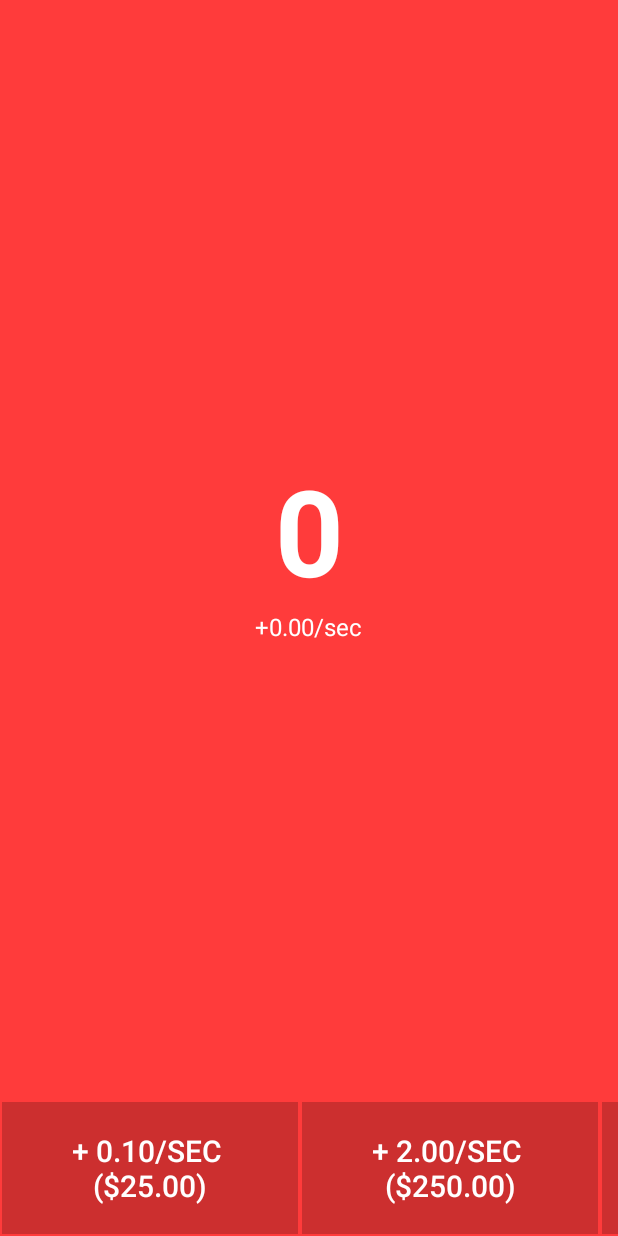
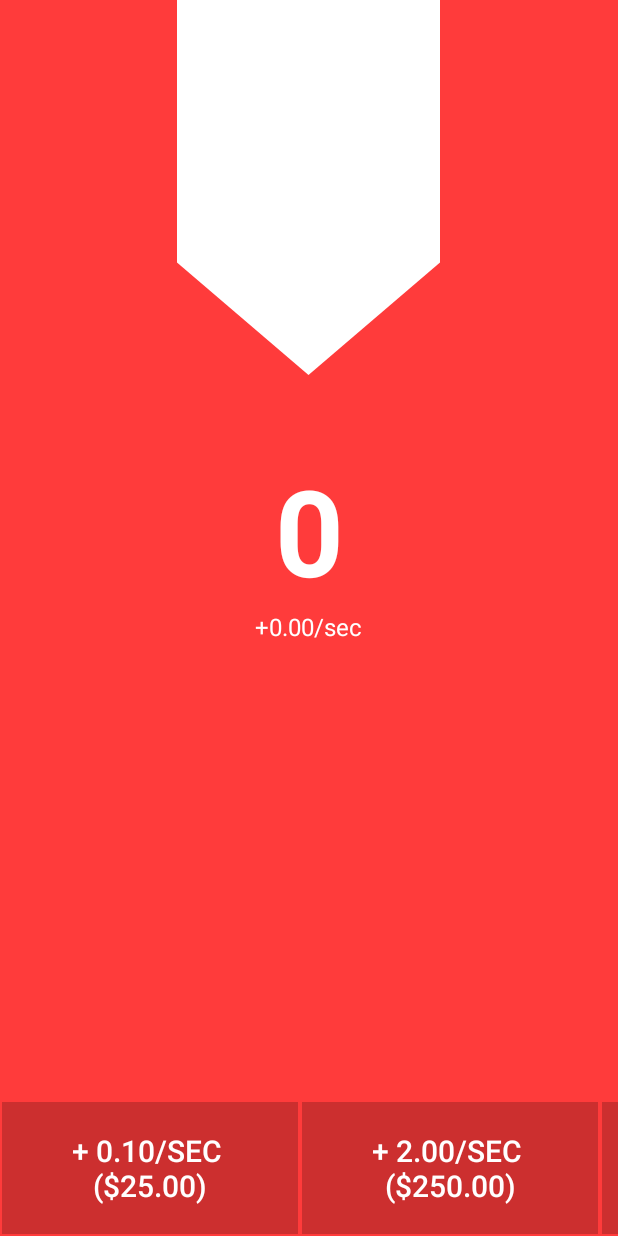
Before and after one commit to DavidZWalker/App, an Android app: the screen it shows after launch (MainActivity), on a phone screen of 412 x 824 dp. Run offline under Robolectric (Android 15) with nearby library versions, the phone set to English and light mode, and no system bars; our stand-ins replace data binding; libraries missing offline, so code that uses them is left out: androidx.databinding.library; 2 statements that could not run were skipped.

Commit message:
beginning ranks

```diff
--- /dev/null
+++ b/app/src/main/res/drawable/rank_background.xml
@@ -0,0 +1,12 @@
+<?xml version="1.0" encoding="utf-8"?>
+<vector xmlns:android="http://schemas.android.com/apk/res/android"
+    android:viewportWidth="10.0"
+    android:viewportHeight="50.0"
+    android:width="175dp"
+    android:height="250dp">
+    <group android:name="background">
+        <path android:name="flag" android:fillColor="@color/mainForegroundColor"
+            android:pathData="M0,0 l0,35 l5,15 l5,-15 l0,-35 z"
+            android:strokeWidth="3"/>
+    </group>
+</vector>
--- a/app/src/main/res/layout/activity_main.xml
+++ b/app/src/main/res/layout/activity_main.xml
@@ -14,6 +14,13 @@
     tools:context=".view.MainActivity"
     android:orientation="vertical"
     android:background="@color/primaryColor">
+
+    <ImageView
+        android:id="@+id/rank"
+        android:layout_centerHorizontal="true"
+        android:layout_width="wrap_content"
+        android:layout_height="wrap_content"
+        android:background="@drawable/rank_background" />
 
     <TextView
         android:id="@+id/tvClicks"
```
